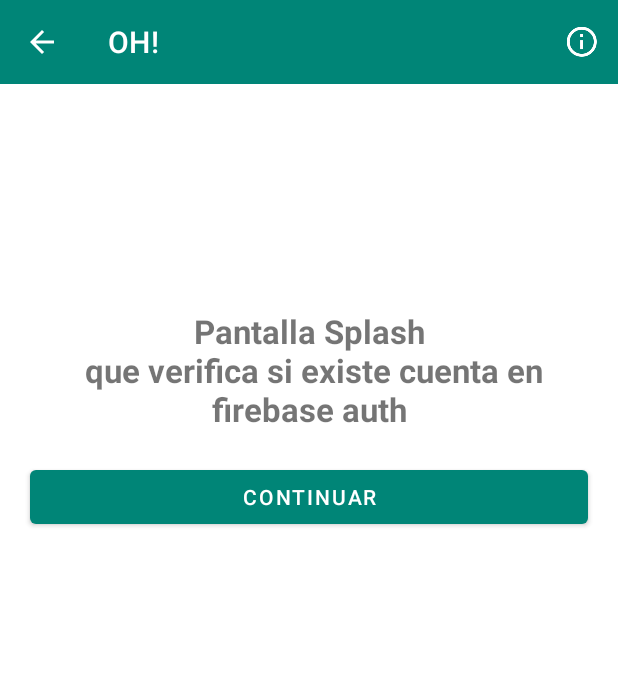
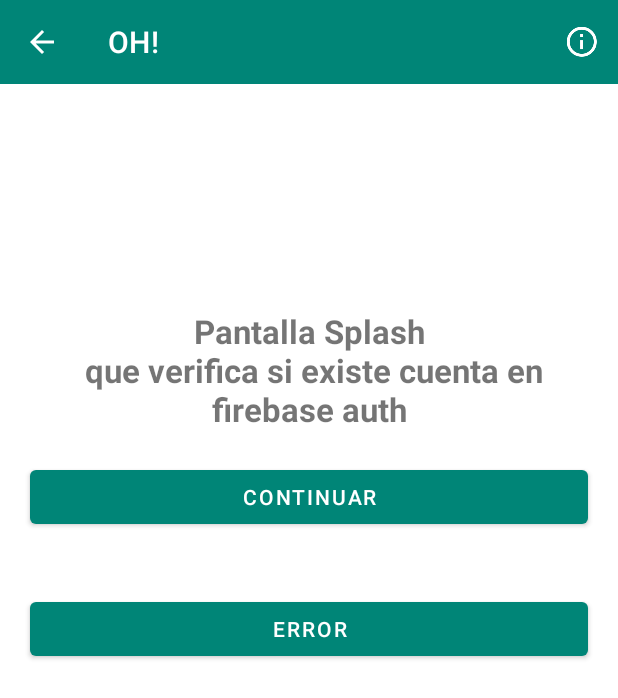
Before and after one commit to esantiago1/Android-AzureDevops, an Android app: the screen it shows after launch (SplashActivity), on a phone screen of 412 x 824 dp. Shown: the top 698 px of the screen. Run offline under Robolectric (Android 15) with nearby library versions, the phone set to English and light mode, and no system bars; our stand-ins replace Firebase (no records; nobody signed in at launch, a user with empty details on screens opened directly); libraries missing offline, so code that uses them is left out: com.afollestad.materialdialogs, com.microsoft.appcenter; 2 statements that could not run were skipped.

```diff
--- a/app/src/main/AndroidManifest.xml
+++ b/app/src/main/AndroidManifest.xml
@@ -2,6 +2,10 @@
 <manifest xmlns:android="http://schemas.android.com/apk/res/android"
     package="com.demo.demosomosoh">
     <uses-permission android:name="android.permission.INTERNET" />
+    <uses-permission android:name="android.permission.ACCESS_NETWORK_STATE"/>
+    <uses-permission android:name="android.permission.REQUEST_INSTALL_PACKAGES"/>
+
+
 
     <application
         android:name=".App"
--- a/app/src/main/java/com/demo/demosomosoh/SplashActivity.java
+++ b/app/src/main/java/com/demo/demosomosoh/SplashActivity.java
@@ -7,6 +7,7 @@ import android.support.v4.content.ContextCompat;
 import android.support.v7.app.ActionBar;
 import android.support.v7.app.AppCompatActivity;
 import android.support.v7.widget.Toolbar;
+import android.util.Log;
 import android.view.Menu;
 import android.view.MenuItem;
 import android.widget.Button;
@@ -14,6 +15,7 @@ import android.widget.Button;
 import com.afollestad.materialdialogs.MaterialDialog;
 import com.google.firebase.auth.FirebaseAuth;
 import com.google.firebase.auth.FirebaseUser;
+import com.microsoft.appcenter.AppCenter;
 
 
 public class SplashActivity extends AppCompatActivity {
@@ -21,19 +23,32 @@ public class SplashActivity extends AppCompatActivity {
     private FirebaseAuth auth;
     private Toolbar toolbar;
     private Button btNext;
+    private Button btError,btError2;
+
 
     @Override
     protected void onCreate(@Nullable Bundle savedInstanceState) {
         super.onCreate(savedInstanceState);
+
         setContentView(R.layout.activity_splash);
         btNext = findViewById(R.id.btNext);
         toolbar = findViewById(R.id.toolbar);
+        btError=findViewById(R.id.btError);
+        btError.setOnClickListener(v->{
+            btError2.setText("error");
+        });
         auth = FirebaseAuth.getInstance();
         setupToolbar();
 
         btNext.setOnClickListener(v -> {
             verifyAccount();
         });
+    }
+
+    @Override
+    protected void onStart() {
+        super.onStart();
+        AppCenter.setLogLevel(Log.VERBOSE);
     }
 
     @Override
--- a/app/src/main/res/layout/activity_splash.xml
+++ b/app/src/main/res/layout/activity_splash.xml
@@ -25,4 +25,19 @@
         android:text="@string/next" />
 
 
+    <android.support.design.button.MaterialButton
+        android:id="@+id/btError"
+        android:layout_width="match_parent"
+        android:layout_height="wrap_content"
+        android:layout_margin="20dp"
+        android:text="Error" />
+
+    <android.support.design.button.MaterialButton
+        android:id="@+id/btError2"
+        android:layout_width="match_parent"
+        android:layout_height="wrap_content"
+        android:layout_margin="20dp"
+        android:visibility="gone"
+        android:text="Error" />
+
 </LinearLayout>
```
